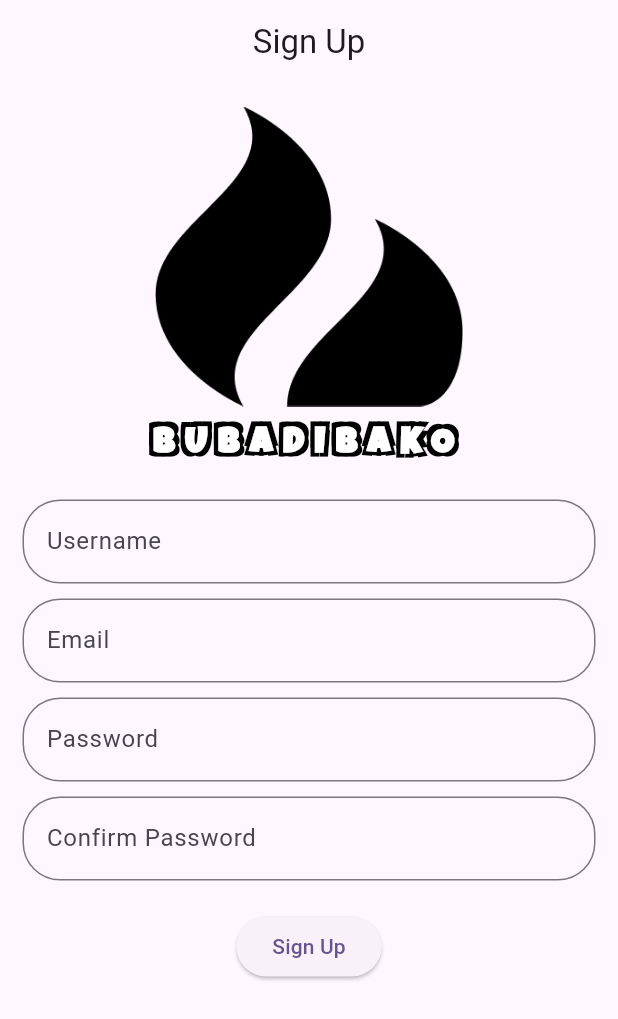
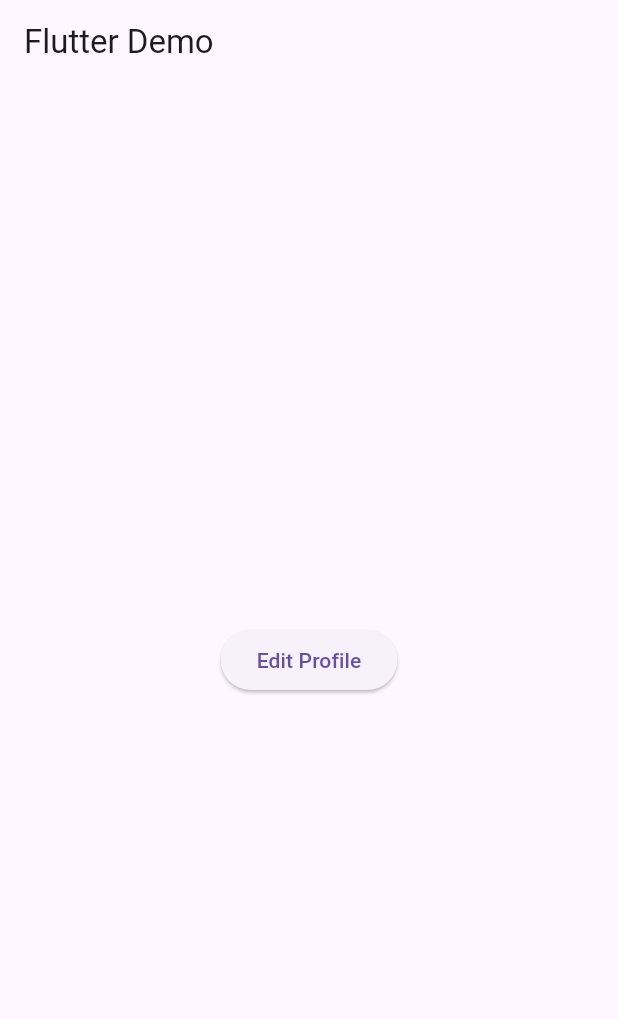
Before and after one commit to AndhikaRCP/Project_Akhir_PAB_II_Bubadibako, a Flutter app: the screen it shows after launch, on a phone screen of 412 x 824 dp. Shown: the top 1019 px of the screen. Run offline on Flutter 3.47's test engine with Material 3 defaults, Android fonts, the phone set to English and light mode, and no system bars.

Commit message:
not finished edit_dialog.dart & edit_profile_screen.dart

```diff
--- a/lib/main.dart
+++ b/lib/main.dart
@@ -1,24 +1,39 @@
 import 'package:flutter/material.dart';
-import 'package:project_akhir_pab_ii_bubadibako/screens/sign_in_screen.dart';
 import 'package:project_akhir_pab_ii_bubadibako/screens/sign_up_screen.dart';
+import 'package:project_akhir_pab_ii_bubadibako/widgets/edit_dialog.dart';
 
 void main() {
-  runApp(const MyApp());
+  runApp(MyApp());
 }
 
 class MyApp extends StatelessWidget {
-  const MyApp({super.key});
-
   @override
   Widget build(BuildContext context) {
     return MaterialApp(
-      debugShowCheckedModeBanner: false,
-      title: 'Bubadibako',
+      title: 'Flutter Demo',
       theme: ThemeData(
-        colorScheme: ColorScheme.fromSeed(seedColor: Colors.deepPurple),
-        useMaterial3: true,
+        primarySwatch: Colors.blue,
       ),
-      home: const SignUpScreen(),
+      home: MyHomePage(),
     );
   }
 }
+
+class MyHomePage extends StatelessWidget {
+  @override
+  Widget build(BuildContext context) {
+    return Scaffold(
+      appBar: AppBar(
+        title: Text('Flutter Demo'),
+      ),
+      body: Center(
+        child: ElevatedButton(
+          onPressed: () {
+            showEditDialog(context);
+          },
+          child: Text('Edit Profile'),
+        ),
+      ),
+    );
+  }
+}
```
Also changed, not shown: lib/screens/edit_profile_screen.dart (added, +15 -0 lines), lib/widgets/edit_dialog.dart (added, +98 -0 lines).
